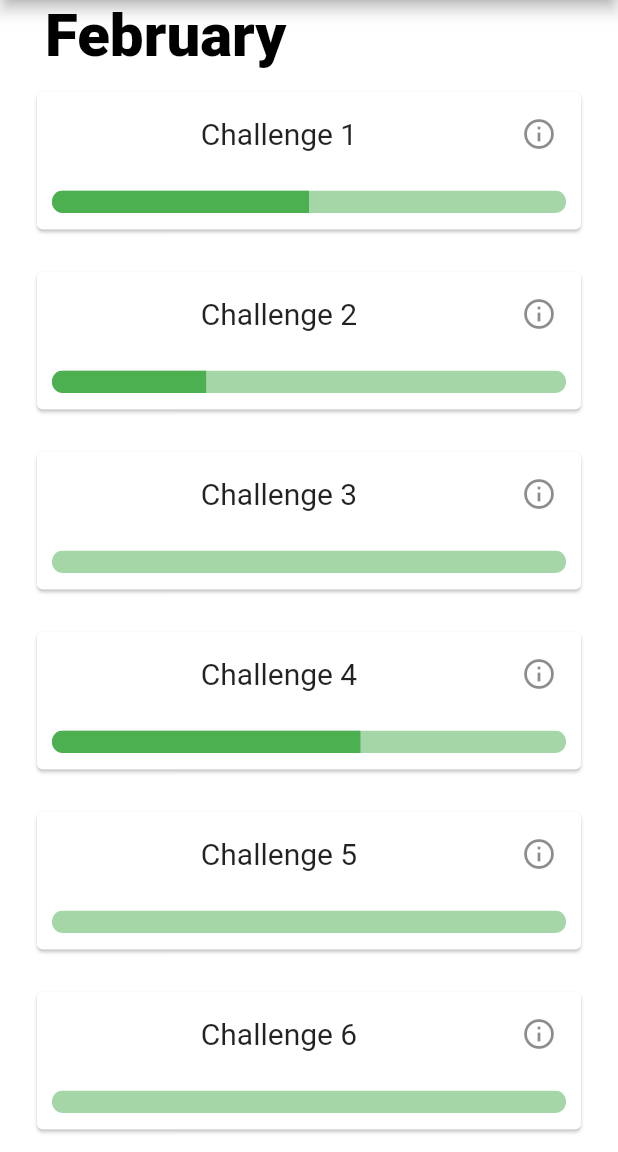
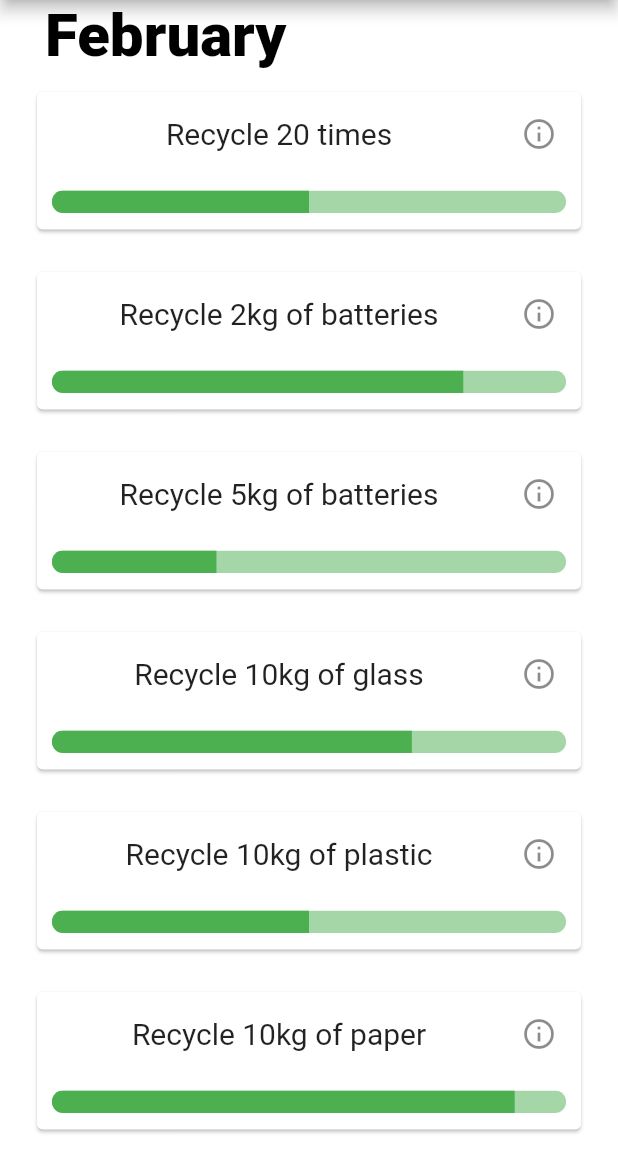
Before and after one commit to franciscoguedes/IST-CCU, a Flutter app: the MonthlyChallenges screen opened directly, on a phone screen of 412 x 824 dp, the part 84-1236 px from its top. Run offline on Flutter 3.47's test engine with Material 2 defaults, Android fonts, the phone set to English and light mode, and no system bars; our stand-ins replace fl_chart, from_css_color, google_fonts, material_design_icons_flutter, photo_view; missing offline and left inert: dart:html, qr_code_scanner.

Commit message:
QR code scanner now goes to popup of recycling finished; Address of bins changed, Capacity randomized, Challenge names and progress changed, Switch from Bart Simpson to Oliver Scott where needed

```diff
--- a/lib/components/sidebar.dart
+++ b/lib/components/sidebar.dart
@@ -29,7 +29,7 @@ class Sidebar extends StatelessWidget{
           children: [
             UserAccountsDrawerHeader(
               accountEmail: Text(""),
-              accountName: Text("Bart Simpson",
+              accountName: Text("Oliver Scott",
                 style: GoogleFonts.roboto(
                         textStyle: TextStyle(color: Colors.black),
                         fontSize: 20,
@@ -39,7 +39,7 @@ class Sidebar extends StatelessWidget{
               decoration: BoxDecoration(
                 color: primaryGreen,
               ),
-              currentAccountPicture: CircleAvatar(backgroundImage: AssetImage("bart.png")),
+              currentAccountPicture: CircleAvatar(backgroundImage: AssetImage("oliver.png")),
             ),
             ListTile(
               selected: currentlySelected == pages.homepage ? true : false,
--- a/lib/screens/challenges/monthly/components/body.dart
+++ b/lib/screens/challenges/monthly/components/body.dart
@@ -5,16 +5,16 @@ import 'package:flutter/material.dart';
 import 'package:google_fonts/google_fonts.dart';
 
 class Body extends StatelessWidget {
-  final List<ChallengeItem> items = [ChallengeItem(heading:"Challenge 1", progress:0.5, reward: "10€", objective: 15,),
-                    ChallengeItem(heading:"Challenge 2", progress: 0.3, reward: "0.10€", objective: 15,),
-                    ChallengeItem(heading:"Challenge 3", progress: 0, reward: "0.10€", objective: 15,),
-                    ChallengeItem(heading:"Challenge 4", progress: 0.6, reward: "0.10€", objective: 10,),
-                    ChallengeItem(heading:"Challenge 5", progress: 0, reward: "0.10€", objective: 10,),
-                    ChallengeItem(heading:"Challenge 6", progress: 0, reward: "0.10€", objective: 10,),
-                    ChallengeItem(heading:"Challenge 7", progress: 0, reward: "0.10€", objective: 10,),
-                    ChallengeItem(heading:"Challenge 8", progress: 0, reward: "0.10€", objective: 10,),
-                    ChallengeItem(heading:"Challenge 9", progress: 0, reward: "0.10€", objective: 10,),
-                    ChallengeItem(heading:"Challenge 10", progress: 0, reward: "0.10€", objective: 10,)];
+  final List<ChallengeItem> items = [ChallengeItem(heading:"Recycle 20 times", progress:0.5, reward: "0.30€", objective: 20,),
+                    ChallengeItem(heading:"Recycle 2kg of batteries", progress: 0.8, reward: "0.05€", objective: 2,),
+                    ChallengeItem(heading:"Recycle 5kg of batteries", progress: 0.32, reward: "0.10€", objective: 5,),
+                    ChallengeItem(heading:"Recycle 10kg of glass", progress: 0.7, reward: "0.10€", objective: 10,),
+                    ChallengeItem(heading:"Recycle 10kg of plastic", progress: 0.5, reward: "0.10€", objective: 10,),
+                    ChallengeItem(heading:"Recycle 10kg of paper", progress: 0.9, reward: "0.10€", objective: 10,),
+                    ChallengeItem(heading:"Recycle 10kg of batteries", progress: 0.16, reward: "0.20€", objective: 10,),
+                    ChallengeItem(heading:"Recycle 25kg of glass", progress: 0.28, reward: "0.20€", objective: 25,),
+                    ChallengeItem(heading:"Recycle 25kg of plastic", progress: 0.2, reward: "0.20€", objective: 25,),
+                    ChallengeItem(heading:"Recycle 25kg of paper", progress: 0.36, reward: "0.20€", objective: 25,)];
 
   Body({Key? key}) : super(key: key);
 
--- a/lib/screens/profilePage/editProfile/components/body.dart
+++ b/lib/screens/profilePage/editProfile/components/body.dart
@@ -35,7 +35,7 @@ class _EditPage extends State<EditPage> {
             child: Stack(
               fit: StackFit.expand,
               children: [
-              CircleAvatar(backgroundImage: AssetImage("bart.png"),
+              CircleAvatar(backgroundImage: AssetImage("oliver.png"),
               ),
             ],
           ),
@@ -66,7 +66,7 @@ class _EditPage extends State<EditPage> {
             child: TextField(
                   decoration: InputDecoration(
                     labelText: "Full Name",
-                    hintText: "Bart Simpson"
+                    hintText: "Oliver Scott"
                   ),
 
                 ),
--- a/lib/screens/profilePage/profilePage/components/body.dart
+++ b/lib/screens/profilePage/profilePage/components/body.dart
@@ -40,7 +40,7 @@ class Body extends StatelessWidget {
             child: Stack(
               fit: StackFit.expand,
               children: [
-              CircleAvatar(backgroundImage: AssetImage("bart.png"),
+              CircleAvatar(backgroundImage: AssetImage("oliver.png"),
               ),
             ],
           ),
@@ -57,7 +57,7 @@ class Body extends StatelessWidget {
                 style: TextStyle(fontWeight: FontWeight.bold),
                 ),
                 TextSpan(
-                text: "Bart Simpson\n",
+                text: "Oliver Scott\n",
                 style: TextStyle(),
                 ),
                 ],
```
Also changed, not shown: lib/screens/recycle/components/map.dart (+44 -11 lines), lib/screens/recycle/components/qrcode.dart (+7 -4 lines), assets/oliver.png (added).
